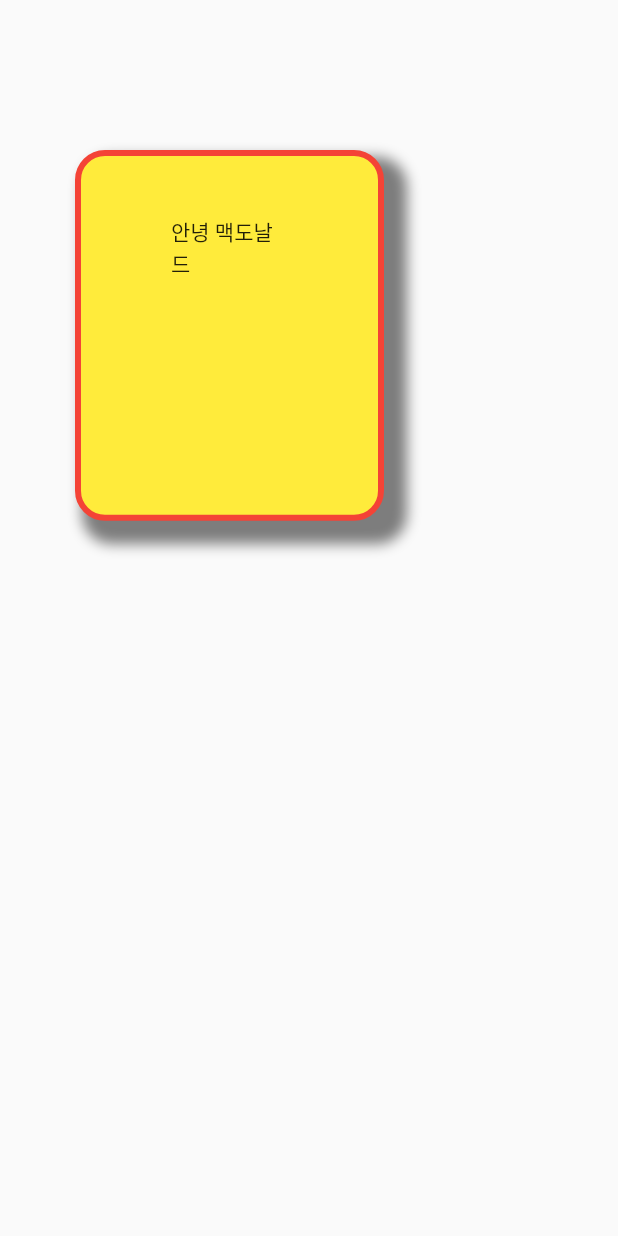
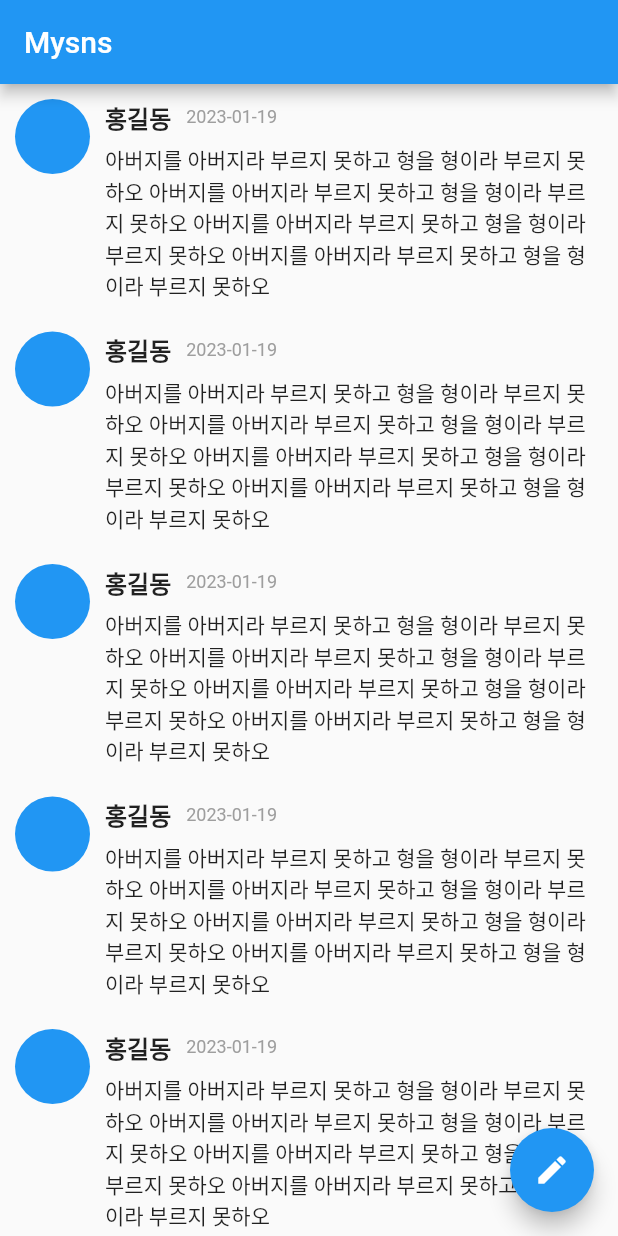
Before and after one commit to JH722/EH, a Flutter app: the screen it shows after launch, on a phone screen of 412 x 824 dp. Run offline on Flutter 3.47's test engine with Material 2 defaults, Android fonts, the phone set to English and light mode, and no system bars.

Commit message:
피드 작성 완료

```diff
--- a/sns_flutter/lib/main.dart
+++ b/sns_flutter/lib/main.dart
@@ -1,90 +1,7 @@
 import 'package:flutter/material.dart';
 
+import 'src/app.dart';
+
 void main() {
-  runApp(const MyApp());
+  runApp(MyApp());
 }
-
-class MyApp extends StatelessWidget {
-  const MyApp({super.key});
-
-  // This widget is the root of your application.
-  @override
-  Widget build(BuildContext context) {
-    return MaterialApp(
-      title: 'Flutter Demo',
-      theme: ThemeData(
-        // This is the theme of your application.
-        //
-        // Try running your application with "flutter run". You'll see the
-        // application has a blue toolbar. Then, without quitting the app, try
-        // changing the primarySwatch below to Colors.green and then invoke
-        // "hot reload" (press "r" in the console where you ran "flutter run",
-        // or simply save your changes to "hot reload" in a Flutter IDE).
-        // Notice that the counter didn't reset back to zero; the application
-        // is not restarted.
-        primarySwatch: Colors.green,
-      ),
-      home: const MyHomePage(title: '초록초록'),
-    );
-  }
-}
-
-class MyHomePage extends StatefulWidget {
-  const MyHomePage({super.key, required this.title});
-
-  // This widget is the home page of your application. It is stateful, meaning
-  // that it has a State object (defined below) that contains fields that affect
-  // how it looks.
-
-  // This class is the configuration for the state. It holds the values (in this
-  // case the title) provided by the parent (in this case the App widget) and
-  // used by the build method of the State. Fields in a Widget subclass are
-  // always marked "final".
-
-  final String title;
-
-  @override
-  State<MyHomePage> createState() => _MyHomePageState();
-}
-
-class _MyHomePageState extends State<MyHomePage> {
-  int _counter = 0;
-
-  void _incrementCounter() {
-    setState(() {
-      // This call to setState tells the Flutter framework that something has
-      // changed in this State, which causes it to rerun the build method below
-      // so that the display can reflect the updated values. If we changed
-      // _counter without calling setState(), then the build method would not be
-      // called again, and so nothing would appear to happen.
-      _counter++;
-    });
-  }
-
-  @override
-  Widget build(BuildContext context) {
-    double height = MediaQuery.of(context).size.height; //비율
-    double width = MediaQuery.of(context).size.width; //비율
-    return Scaffold(
-      body: Container(
-        margin: EdgeInsets.only(left: 50, top: 100),
-        padding: EdgeInsets.symmetric(vertical: 40, horizontal: 60),
-        width: width * 0.5,
-        height: height * 0.3,
-        decoration: BoxDecoration(
-            color: Colors.yellow,
-            border: Border.all(color: Colors.red, width: 4),
-            borderRadius: BorderRadius.circular(20),
-            boxShadow: [
-              BoxShadow(
-                color: Colors.black.withOpacity(0.5),
-                spreadRadius: 5,
-                blurRadius: 7,
-                offset: Offset(10, 10),
-              )
-            ]),
-        child: Text("안녕 맥도날드"),
-      ),
-    );
-  }
-}
--- /dev/null
+++ b/sns_flutter/lib/src/app.dart
@@ -0,0 +1,12 @@
+import 'package:flutter/material.dart';
+
+import 'screen/home.dart';
+
+class MyApp extends StatelessWidget {
+  @override
+  Widget build(BuildContext context) {
+    return MaterialApp(
+      home: Home(),
+    );
+  }
+}
--- /dev/null
+++ b/sns_flutter/lib/src/screen/home.dart
@@ -0,0 +1,31 @@
+import 'package:flutter/material.dart';
+import 'package:sns_flutter/src/widget/feed_item.dart';
+
+class Home extends StatelessWidget {
+  @override
+  Widget build(BuildContext context) {
+    return Scaffold(
+      appBar: AppBar(
+        title: Text('Mysns'),
+      ),
+      floatingActionButton: const FloatingActionButton(
+        onPressed: null,
+        child: Icon(Icons.create),
+      ),
+      body: ListView(
+        children: const [
+          FeedItem(),
+          FeedItem(),
+          FeedItem(),
+          FeedItem(),
+          FeedItem(),
+          FeedItem(),
+          FeedItem(),
+          FeedItem(),
+          FeedItem(),
+          FeedItem(),
+        ],
+      ),
+    );
+  }
+}
--- /dev/null
+++ b/sns_flutter/lib/src/widget/feed_item.dart
@@ -0,0 +1,49 @@
+import 'package:flutter/material.dart';
+import 'package:sns_flutter/src/widget/my_profile.dart';
+
+class FeedItem extends StatelessWidget {
+  const FeedItem({super.key});
+
+  @override
+  Widget build(BuildContext context) {
+    return Container(
+      padding: const EdgeInsetsDirectional.all(10),
+      child: Row(
+        crossAxisAlignment: CrossAxisAlignment.start,
+        children: [
+          const MyProfile(),
+          const SizedBox(
+            width: 10,
+          ),
+          Expanded(
+              child: Column(
+            crossAxisAlignment: CrossAxisAlignment.start,
+            children: [
+              Row(
+                children: const [
+                  Text(
+                    '홍길동',
+                    style: TextStyle(fontSize: 16, fontWeight: FontWeight.bold),
+                  ),
+                  SizedBox(
+                    width: 10,
+                  ),
+                  Text('2023-01-19',
+                      style: TextStyle(
+                        fontSize: 12,
+                        color: Colors.grey,
+                      ))
+                ],
+              ),
+              const SizedBox(
+                height: 6,
+              ),
+              const Text(
+                  '아버지를 아버지라 부르지 못하고 형을 형이라 부르지 못하오 아버지를 아버지라 부르지 못하고 형을 형이라 부르지 못하오 아버지를 아버지라 부르지 못하고 형을 형이라 부르지 못하오 아버지를 아버지라 부르지 못하고 형을 형이라 부르지 못하오 '),
+            ],
+          )),
+        ],
+      ),
+    );
+  }
+}
--- /dev/null
+++ b/sns_flutter/lib/src/widget/my_profile.dart
@@ -0,0 +1,15 @@
+import 'package:flutter/material.dart';
+
+class MyProfile extends StatelessWidget {
+  const MyProfile({super.key});
+
+  @override
+  Widget build(BuildContext context) {
+    return Container(
+      width: 50,
+      height: 50,
+      decoration:
+          const BoxDecoration(color: Colors.blue, shape: BoxShape.circle),
+    );
+  }
+}
```
Also changed, not shown: 3 other files.
